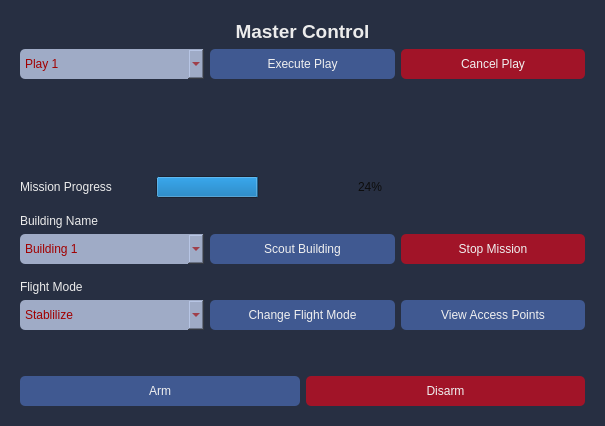
This is src/rqt_gcs/resources/MissionProgress.ui in CSUN-SERL/lcar-bot as Qt 5 draws it before an edit. The edited form follows.
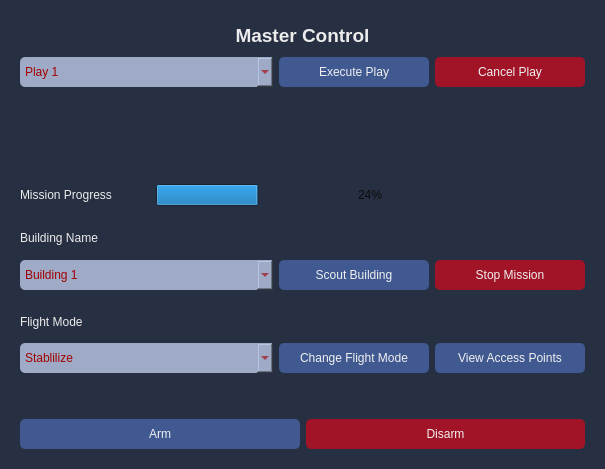
This is the edited form.

Commit message: Fixed selection list expansion.

What changed in the file:
```diff
--- a/src/rqt_gcs/resources/MissionProgress.ui
+++ b/src/rqt_gcs/resources/MissionProgress.ui
@@ -7,7 +7,7 @@
     <x>0</x>
     <y>0</y>
     <width>605</width>
-    <height>390</height>
+    <height>469</height>
    </rect>
   </property>
   <property name="windowTitle">
@@ -104,10 +104,16 @@
          <widget class="QPushButton" name="executePlayButton">
           <property name="minimumSize">
            <size>
-            <width>0</width>
+            <width>150</width>
             <height>30</height>
            </size>
           </property>
+          <property name="maximumSize">
+           <size>
+            <width>150</width>
+            <height>16777215</height>
+           </size>
+          </property>
           <property name="cursor">
            <cursorShape>PointingHandCursor</cursorShape>
           </property>
@@ -124,10 +130,16 @@
          <widget class="QPushButton" name="cancelPlayButton">
           <property name="minimumSize">
            <size>
-            <width>0</width>
+            <width>150</width>
             <height>30</height>
            </size>
           </property>
+          <property name="maximumSize">
+           <size>
+            <width>150</width>
+            <height>16777215</height>
+           </size>
+          </property>
           <property name="cursor">
            <cursorShape>PointingHandCursor</cursorShape>
           </property>
@@ -472,10 +484,16 @@
          <widget class="QPushButton" name="scoutBuildingButton">
           <property name="minimumSize">
            <size>
-            <width>0</width>
+            <width>150</width>
             <height>30</height>
            </size>
           </property>
+          <property name="maximumSize">
+           <size>
+            <width>150</width>
+            <height>16777215</height>
+           </size>
+          </property>
           <property name="cursor">
            <cursorShape>PointingHandCursor</cursorShape>
           </property>
@@ -492,10 +510,16 @@
          <widget class="QPushButton" name="stopMissionButton">
           <property name="minimumSize">
            <size>
-            <width>0</width>
+            <width>150</width>
             <height>30</height>
            </size>
           </property>
+          <property name="maximumSize">
+           <size>
+            <width>150</width>
+            <height>16777215</height>
+           </size>
+          </property>
           <property name="cursor">
            <cursorShape>PointingHandCursor</cursorShape>
           </property>
@@ -657,10 +681,16 @@
          <widget class="QPushButton" name="changeFlightModeButton">
           <property name="minimumSize">
            <size>
-            <width>0</width>
+            <width>150</width>
             <height>30</height>
            </size>
           </property>
+          <property name="maximumSize">
+           <size>
+            <width>150</width>
+            <height>16777215</height>
+           </size>
+          </property>
           <property name="cursor">
            <cursorShape>PointingHandCursor</cursorShape>
           </property>
@@ -677,10 +707,16 @@
          <widget class="QPushButton" name="viewAccessPointsButton">
           <property name="minimumSize">
            <size>
-            <width>0</width>
+            <width>150</width>
             <height>30</height>
            </size>
           </property>
+          <property name="maximumSize">
+           <size>
+            <width>150</width>
+            <height>16777215</height>
+           </size>
+          </property>
           <property name="cursor">
            <cursorShape>PointingHandCursor</cursorShape>
           </property>
```
